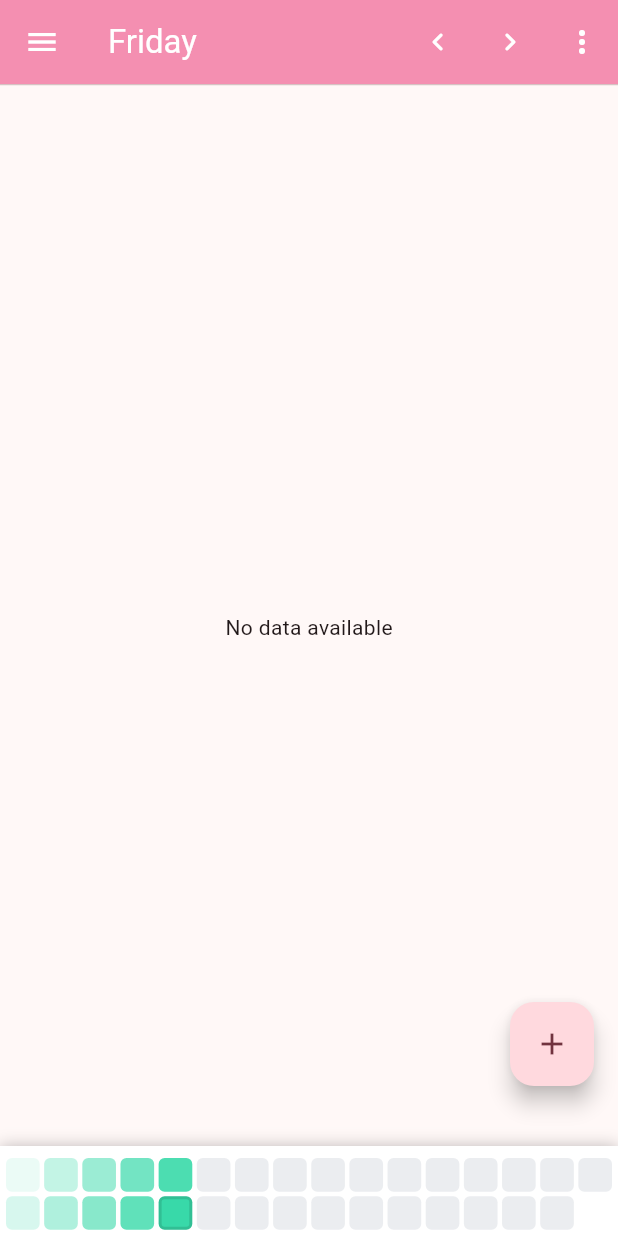
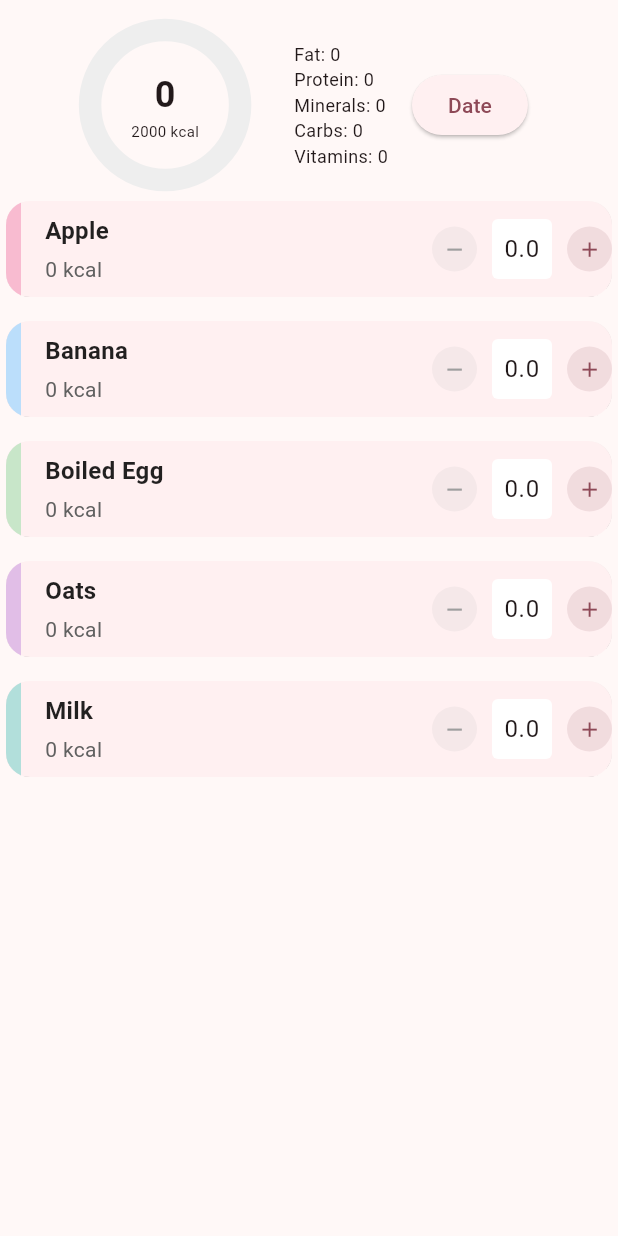
Before and after one commit to AshwaniDev101/Flutter-DisciplinePlus, a Flutter app: the screen it shows after launch, on a phone screen of 412 x 824 dp. Run offline on Flutter 3.47's test engine with Material 3 defaults, Android fonts, the phone set to English and light mode, and no system bars; drawn by our look-alikes of sliding_up_panel; our stand-ins replace cloud_firestore, firebase_core, hive_flutter, just_audio, rxdart; accounts and stored records are empty; generated files the repository leaves out were written again.

Commit message:
Food Quality Selector added

```diff
--- a/lib/drawer/drawer.dart
+++ b/lib/drawer/drawer.dart
@@ -1,6 +1,7 @@
 
 import 'package:flutter/material.dart';
 
+import '../pages/calories_counter_page/calories_counter.dart';
 import '../pages/dietpage/dietpage.dart';
 
 class CustomDrawer extends StatefulWidget {
@@ -39,7 +40,8 @@ class _CustomDrawerState extends State<CustomDrawer> {
             onTap: () {
               Navigator.push(
                 context,
-                MaterialPageRoute(builder: (context) => DietPage()),
+                // MaterialPageRoute(builder: (context) => DietPage()),
+                MaterialPageRoute(builder: (context) => CaloriesCounterPage()),
               );
 
             },
--- a/lib/main.dart
+++ b/lib/main.dart
@@ -1,5 +1,6 @@
 
 import 'package:discipline_plus/database/services/firebase_heatmap_service.dart';
+import 'package:discipline_plus/pages/calories_counter_page/calories_counter.dart';
 import 'package:firebase_core/firebase_core.dart';
 import 'package:flutter/material.dart';
 import 'package:hive_flutter/adapters.dart';
@@ -53,7 +54,8 @@ class MyApp extends StatelessWidget {
         colorScheme: ColorScheme.fromSeed(seedColor: Constants.background_color),
         useMaterial3: true,
       ),
-      home: HomePage(),
+      // home: HomePage(),
+      home: CaloriesCounterPage()
     );
 
 
--- /dev/null
+++ b/lib/pages/calories_counter_page/calories_counter.dart
@@ -0,0 +1,33 @@
+
+
+import 'package:discipline_plus/pages/calories_counter_page/widgets/calories_states.dart';
+import 'package:discipline_plus/pages/calories_counter_page/widgets/global_food_list.dart';
+import 'package:flutter/material.dart';
+
+class CaloriesCounterPage extends StatefulWidget {
+  const CaloriesCounterPage({super.key});
+
+  @override
+  State<CaloriesCounterPage> createState() => _CaloriesCounterPageState();
+}
+
+class _CaloriesCounterPageState extends State<CaloriesCounterPage> {
+  @override
+  Widget build(BuildContext context) {
+
+    return Scaffold(
+      body: SafeArea(
+        child: Column(
+          children: [
+            SizedBox(height: 20,),
+            CaloriesStates(),
+            SizedBox(height: 10,),
+            GlobalFoodList()
+
+          ],
+        ),
+      ),
+    );
+
+  }
+}
--- /dev/null
+++ b/lib/pages/calories_counter_page/widgets/calories_states.dart
@@ -0,0 +1,95 @@
+
+import 'package:flutter/material.dart';
+import '../../../models/food_stats.dart';
+
+class CaloriesStates extends StatefulWidget {
+  const CaloriesStates({super.key});
+
+  @override
+  State<CaloriesStates> createState() => _CaloriesStatesState();
+}
+
+class _CaloriesStatesState extends State<CaloriesStates> {
+  @override
+  Widget build(BuildContext context) {
+    return StreamBuilder<FoodStats?>(
+      stream: null,
+      initialData: FoodStats.empty(),
+      builder: (context, snapshot) {
+        final stats = snapshot.data!;
+
+        final progress = stats.calories;
+        const maxProgress = 2000;
+
+        return Row(
+          mainAxisAlignment: MainAxisAlignment.center,
+          crossAxisAlignment: CrossAxisAlignment.center,
+          children: [
+            Row(
+              children: [
+                Stack(
+                  alignment: Alignment.center,
+                  children: [
+                    SizedBox(
+                      height: 100,
+                      width: 100,
+                      child: CircularProgressIndicator(
+                        value: progress / maxProgress,
+                        strokeWidth: 15,
+                        backgroundColor: Colors.grey.shade200,
+                        // valueColor: AlwaysStoppedAnimation(_getProgressColor()),
+                        valueColor: AlwaysStoppedAnimation(Colors.blue),
+                      ),
+                    ),
+                    Column(
+                      mainAxisSize: MainAxisSize.min,
+                      children: [
+                        Text(
+                          '$progress',
+                          style: const TextStyle(fontSize: 24, fontWeight: FontWeight.bold),
+                        ),
+                        const Text('2000 kcal', style: TextStyle(fontSize: 10)),
+                      ],
+                    ),
+                  ],
+                ),
+              ],
+            ),
+            SizedBox(width: 20,),
+            Padding(
+              padding: const EdgeInsets.symmetric(horizontal: 16),
+              child: Column(
+                crossAxisAlignment: CrossAxisAlignment.start,
+                children: [
+                  Text("Fat: ${stats.fats}", style: const TextStyle(fontSize: 12)),
+                  Text("Protein: ${stats.proteins}", style: const TextStyle(fontSize: 12)),
+                  Text("Minerals: ${stats.minerals}", style: const TextStyle(fontSize: 12)),
+                  Text("Carbs: ${stats.carbohydrates}", style: const TextStyle(fontSize: 12)),
+                  Text("Vitamins: ${stats.vitamins}", style: const TextStyle(fontSize: 12)),
+                ],
+              ),
+            ),
+
+            ElevatedButton(child: Text("Date"),
+                onPressed: (){
+
+                }
+            ),
+
+          ],
+        );
+      },
+    );
+  }
+
+
+
+  // Color _getProgressColor() {
+  //   final ratio = _latestStats.calories / _maxProgress;
+  //   if (ratio < 0.6) return Colors.pink.shade300;
+  //   if (ratio < 0.9) return Colors.orange;
+  //   return Colors.red;
+  // }
+
+
+}
--- /dev/null
+++ b/lib/pages/calories_counter_page/widgets/food_quality_selector.dart
@@ -0,0 +1,219 @@
+import 'dart:async';
+import 'package:flutter/material.dart';
+import 'package:flutter/services.dart';
+
+
+class FoodQuantitySelector extends StatefulWidget {
+  final double initialValue;
+  final double min;
+  final double max;
+  final double step;
+  final int precision;
+  final ValueChanged<double>? onChanged;
+  final double buttonSize;
+  final Color? buttonColor;
+  final bool enableHoldToRepeat;
+
+  const FoodQuantitySelector({
+    Key? key,
+    this.initialValue = 0.0,
+    this.min = 0.0,
+    this.max = 100,
+    this.step = 1.0,
+    this.precision = 1,
+    this.onChanged,
+    this.buttonSize = 30.0,
+    this.buttonColor,
+    this.enableHoldToRepeat = true,
+  })  : assert(min <= max),
+        assert(precision >= 0),
+        super(key: key);
+
+  @override
+  State<FoodQuantitySelector> createState() => _FoodQuantitySelectorState();
+}
+
+class _FoodQuantitySelectorState extends State<FoodQuantitySelector> {
+  late double _value;
+  late TextEditingController _controller;
+  late FocusNode _focusNode;
+  Timer? _autoTimer;
+
+  @override
+  void initState() {
+    super.initState();
+    _value = _clamp(widget.initialValue);
+    _controller = TextEditingController(text: _format(_value));
+    _focusNode = FocusNode();
+    _focusNode.addListener(_onFocusChange);
+  }
+
+  @override
+  void didUpdateWidget(covariant FoodQuantitySelector oldWidget) {
+    super.didUpdateWidget(oldWidget);
+    // If parent changed initialValue, respect it (optional behavior).
+    if (widget.initialValue != oldWidget.initialValue) {
+      _setValue(widget.initialValue, notify: false);
+    }
+  }
+
+  double _clamp(double v) => v.isNaN ? widget.min : v.clamp(widget.min, widget.max);
+
+  String _format(double v) => v.toStringAsFixed(widget.precision);
+
+  void _setValue(double v, {bool notify = true}) {
+    final next = _clamp(v);
+    if ((next - _value).abs() > (1e-12)) {
+      setState(() {
+        _value = next;
+        _controller.text = _format(_value);
+      });
+      if (notify) widget.onChanged?.call(_value);
+    } else {
+      // Even if same numeric, ensure text is formatted (handles user-entered differently)
+      _controller.text = _format(_value);
+    }
+  }
+
+  void _changeBy(double delta, {bool notify = true}) {
+    _setValue((_value + delta), notify: notify);
+  }
+
+  void _startAutoRepeat(double delta) {
+    if (!widget.enableHoldToRepeat) return;
+    _autoTimer?.cancel();
+    // immediate
+    _changeBy(delta);
+    // then repeat
+    _autoTimer = Timer.periodic(const Duration(milliseconds: 150), (_) => _changeBy(delta));
+  }
+
+  void _stopAutoRepeat() {
+    _autoTimer?.cancel();
+    _autoTimer = null;
+  }
+
+  void _onFocusChange() {
+    if (!_focusNode.hasFocus) {
+      _commitTextField();
+    } else {
+      // optionally select all for quick replace
+      _controller.selection = TextSelection(baseOffset: 0, extentOffset: _controller.text.length);
+    }
+  }
+
+  void _commitTextField() {
+    final raw = _controller.text.trim();
+    if (raw.isEmpty) {
+      // revert to current value
+      _controller.text = _format(_value);
+      return;
+    }
+
+    // accept both comma and dot decimal separators
+    final normalized = raw.replaceAll(',', '.');
+    final parsed = double.tryParse(normalized);
+    if (parsed == null) {
+      // invalid input -> revert
+      _controller.text = _format(_value);
+      return;
+    }
+
+    _setValue(parsed, notify: true);
+  }
+
+  @override
+  void dispose() {
+    _stopAutoRepeat();
+    _focusNode.removeListener(_onFocusChange);
+    _focusNode.dispose();
+    _controller.dispose();
+    super.dispose();
+  }
+
+  Widget _buildButton({
+    required IconData icon,
+    required VoidCallback onTap,
+    required double repeatDelta,
+    bool enabled = true,
+  }) {
+    final color = widget.buttonColor ?? Theme.of(context).primaryColor;
+
+    return GestureDetector(
+      onTap: enabled ? onTap : null,
+      onLongPressStart: enabled && widget.enableHoldToRepeat ? (_) => _startAutoRepeat(repeatDelta) : null,
+      onLongPressEnd: enabled && widget.enableHoldToRepeat ? (_) => _stopAutoRepeat() : null,
+      onLongPressCancel: enabled && widget.enableHoldToRepeat ? () => _stopAutoRepeat() : null,
+      child: Container(
+        width: widget.buttonSize,
+        height: widget.buttonSize,
+        alignment: Alignment.center,
+        decoration: BoxDecoration(
+          color: enabled ? color.withOpacity(0.12) : Colors.grey.withOpacity(0.10),
+          shape: BoxShape.circle,
+        ),
+        child: Icon(icon, size: widget.buttonSize * 0.55, color: enabled ? color : Colors.grey),
+      ),
+    );
+  }
+
+  @override
+  Widget build(BuildContext context) {
+    final minusEnabled = _value > widget.min;
+    final plusEnabled = _value < widget.max;
+
+    return Semantics(
+      label: 'Quantity selector',
+      value: _format(_value),
+      increasedValue: _format(_clamp(_value + widget.step)),
+      decreasedValue: _format(_clamp(_value - widget.step)),
+      child: Row(
+        mainAxisSize: MainAxisSize.min,
+        children: [
+
+
+          _buildButton(
+            icon: Icons.remove,
+            enabled: minusEnabled,
+            onTap: () => _changeBy(-widget.step),
+            repeatDelta: -widget.step,
+          ),
+          SizedBox(width: 10,),
+          SizedBox(
+            width: 40,
+            height: 40,
+            child: TextField(
+
+              controller: _controller,
+              focusNode: _focusNode,
+              textAlign: TextAlign.center,
+              keyboardType: const TextInputType.numberWithOptions(decimal: false, signed: false),
+              inputFormatters: [
+                FilteringTextInputFormatter.allow(RegExp(r'^[\d\-,.]*$')),
+              ],
+
+              decoration: InputDecoration(
+                filled: true,
+                fillColor: Colors.white,
+                border: OutlineInputBorder(
+
+                  borderSide: BorderSide.none
+                ),
+                contentPadding: EdgeInsets.symmetric(horizontal: 4, vertical: 4),
+              ),
+
+              onSubmitted: (_) => _commitTextField(),
+            ),
+          ),
+          SizedBox(width: 10,),
+          _buildButton(
+            icon: Icons.add,
+            enabled: plusEnabled,
+            onTap: () => _changeBy(widget.step),
+            repeatDelta: widget.step,
+          ),
+        ],
+      ),
+    );
+  }
+}
--- /dev/null
+++ b/lib/pages/calories_counter_page/widgets/global_food_list.dart
@@ -0,0 +1,213 @@
+import 'package:discipline_plus/pages/calories_counter_page/widgets/food_quality_selector.dart';
+import 'package:flutter/material.dart';
+import '../../../models/diet_food.dart';
+import '../../../models/food_stats.dart';
+import '../../global_initiative_page/new_initiatives/widget/quantity_selector.dart';
+
+class GlobalFoodList extends StatelessWidget {
+
+  final Stream<List<DietFood>> stream;
+
+  /// If this widget is placed inside another scrollable (like Column),
+  /// set [shrinkWrap] to true to avoid layout issues.
+  final bool shrinkWrap;
+
+  GlobalFoodList({
+    Key? key,
+    Stream<List<DietFood>>? stream,
+    this.shrinkWrap = true,
+  })  : stream = stream ?? _defaultDummyStream,
+        super(key: key);
+
+  static final Stream<List<DietFood>> _defaultDummyStream = Stream.value([
+    DietFood(id: '1', name: 'Apple', foodStats: FoodStats.empty(), time: DateTime.now()),
+    DietFood(id: '2', name: 'Banana', foodStats: FoodStats.empty(), time: DateTime.now()),
+    DietFood(id: '3', name: 'Boiled Egg', foodStats: FoodStats.empty(), time: DateTime.now()),
+    DietFood(id: '4', name: 'Oats', foodStats: FoodStats.empty(), time: DateTime.now()),
+    DietFood(id: '5', name: 'Milk', foodStats: FoodStats.empty(), time: DateTime.now()),
+  ]);
+
+  final List<Color> _colorPalette = const [
+    Color(0xFFF8BBD0),
+    Color(0xFFBBDEFB),
+    Color(0xFFC8E6C9),
+    Color(0xFFE1BEE7),
+    Color(0xFFB2DFDB),
+    Color(0xFFFFECB3),
+    Color(0xFFFFE0B2),
+    Color(0xFFC5CAE9),
+    Color(0xFFB2EBF2),
+    Color(0xFFFFCDD2),
+    Color(0xFFDCEDC8),
+    Color(0xFFFFF9C4),
+    Color(0xFFD1C4E9),
+    Color(0xFFB3E5FC),
+    Color(0xFFFFCCBC),
+    Color(0xFFE6EE9C),
+    Color(0xFFCFD8DC),
+    Color(0xFFF3E5F5),
+    Color(0xFFEF9A9A),
+    Color(0xFFBCAAA4),
+    Color(0xFFFFF3E0),
+    Color(0xFFA1887F),
+    Color(0xFF8D6E63),
+    Color(0xFF6D4C41),
+    Color(0xFFFFE082),
+    Color(0xFFFFCC80),
+    Color(0xFFD7CCC8),
+    Color(0xFFFF5252),
+    Color(0xFFFFA726),
+    Color(0xFFFFEB3B),
+    Color(0xFF26C6DA),
+    Color(0xFF66BB6A),
+    Color(0xFF7E57C2),
+    Color(0xFF29B6F6),
+    Color(0xFFEC407A),
+    Color(0xFFAB47BC),
+  ];
+
+
+  void _showItemMenu(BuildContext context, Offset globalPosition, DietFood food) {
+    final overlay = Overlay.of(context).context.findRenderObject() as RenderBox;
+    final left = globalPosition.dx;
+    final top = globalPosition.dy;
+    final right = overlay.size.width - left;
+    final bottom = overlay.size.height - top;
+
+    showMenu<String>(
+      context: context,
+      position: RelativeRect.fromLTRB(left, top, right, bottom),
+      items: const [
+        PopupMenuItem(value: 'edit', child: Text('Edit')),
+        PopupMenuItem(value: 'delete', child: Text('Delete')),
+      ],
+    ).then((value) {
+      if (value == 'edit') {
+        // handle edit
+      } else if (value == 'delete') {
+        // handle delete
+      }
+    });
+  }
+
+  @override
+  Widget build(BuildContext context) {
+    return StreamBuilder<List<DietFood>>(
+      stream: stream,
+      builder: (context, snapshot) {
+        if (snapshot.connectionState == ConnectionState.waiting) {
+          return const Center(child: CircularProgressIndicator());
+        }
+        if (snapshot.hasError) {
+          return Center(child: Text('Error: ${snapshot.error}'));
+        }
+        final foods = snapshot.data;
+        if (foods == null || foods.isEmpty) {
+          return const Center(child: Text('No items yet'));
+        }
+
+        return MediaQuery.removePadding(
+          context: context,
+          removeTop: true,
+          child: ListView.separated(
+            shrinkWrap: shrinkWrap,
+            physics: shrinkWrap ? const NeverScrollableScrollPhysics() : null,
+            itemCount: foods.length,
+            separatorBuilder: (_, __) => const SizedBox(height: 8),
+            itemBuilder: (context, index) {
+              final food = foods[index];
+              final barColor = _colorPalette[index % _colorPalette.length];
+
+              return _FoodCard(
+                food: food,
+                barColor: barColor,
+                onLongPressStart: (details) => _showItemMenu(context, details.globalPosition, food),
+                onAddPressed: () {
+                  // Implement add-food logic
+                },
+              );
+            },
+          ),
+        );
+      },
+    );
+  }
+}
+
+class _FoodCard extends StatelessWidget {
+  final DietFood food;
+  final Color barColor;
+  final void Function(LongPressStartDetails) onLongPressStart;
+  final VoidCallback? onAddPressed;
+
+  const _FoodCard({
+    Key? key,
+    required this.food,
+    required this.barColor,
+    required this.onLongPressStart,
+    this.onAddPressed,
+  }) : super(key: key);
+
+  @override
+  Widget build(BuildContext context) {
+    return Padding(
+      padding: const EdgeInsets.symmetric(horizontal: 4.0, vertical: 4.0),
+      child: ClipRRect(
+        borderRadius: BorderRadius.circular(16),
+        child: Card(
+          margin: EdgeInsets.zero,
+          clipBehavior: Clip.antiAlias,
+          child: GestureDetector(
+            onLongPressStart: onLongPressStart,
+            child: Row(
+              children: [
+                // colored bar
+                Container(width: 10, height: 64, color: barColor),
+                // content
+                Expanded(
+                  child: Padding(
+                    padding: const EdgeInsets.symmetric(vertical: 8.0, horizontal: 16.0),
+                    child: Column(
+                      crossAxisAlignment: CrossAxisAlignment.start,
+                      children: [
+                        Text(
+                          food.name,
+                          style: const TextStyle(fontSize: 16, fontWeight: FontWeight.bold, color: Colors.black87),
+                          overflow: TextOverflow.ellipsis,
+                          maxLines: 1,
+                        ),
+                        const SizedBox(height: 4),
+                        Text(
+                          '${food.foodStats.calories} kcal',
+                          style: TextStyle(fontSize: 14, color: Colors.grey[700]),
+                          overflow: TextOverflow.ellipsis,
+                          maxLines: 1,
+                        ),
+                      ],
+                    ),
+                  ),
+                ),
+
+
+
+                FoodQuantitySelector()
+
+
+                // add button
+                // Padding(
+                //   padding: const EdgeInsets.only(right: 8.0),
+                //   child: IconButton(
+                //     iconSize: 30,
+                //     icon: Icon(Icons.add_circle, color: Colors.pink.shade200),
+                //     onPressed: onAddPressed,
+                //     tooltip: 'Add food',
+                //   ),
+                // ),
+              ],
+            ),
+          ),
+        ),
+      ),
+    );
+  }
+}
--- a/lib/pages/dietpage/dietpage.dart
+++ b/lib/pages/dietpage/dietpage.dart
@@ -312,11 +312,8 @@ class _DietPageState extends State<DietPage> {
   }
 
 
-  Widget _foodListView({required stream, required isConsumed})
+  Widget _foodListView({ required Stream<List<DietFood>> stream, required bool isConsumed })
   {
-
-
-
 
     final List<Color> colorPalette = [
       Colors.pink.shade100,
@@ -372,15 +369,6 @@ class _DietPageState extends State<DietPage> {
                   children: [
 
 
-                    Positioned(
-                      left: 0,
-                      top: 0,
-                      bottom: 0,
-                      child: Container(
-                        width: 10,
-                        color: barColor,
-                      ),
-                    ),
 
 
                     Card(
```
